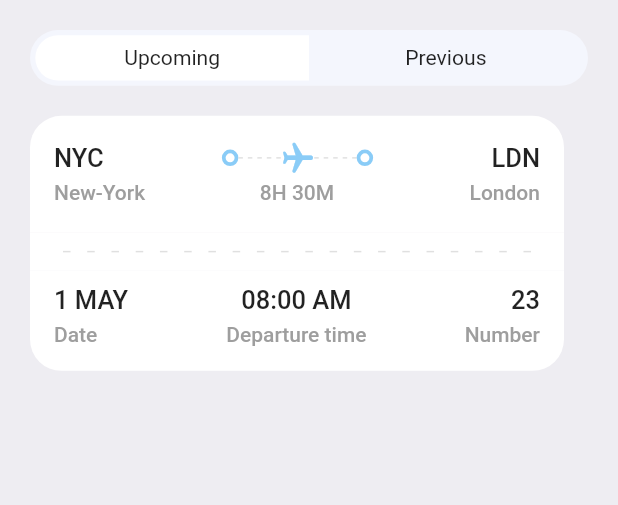
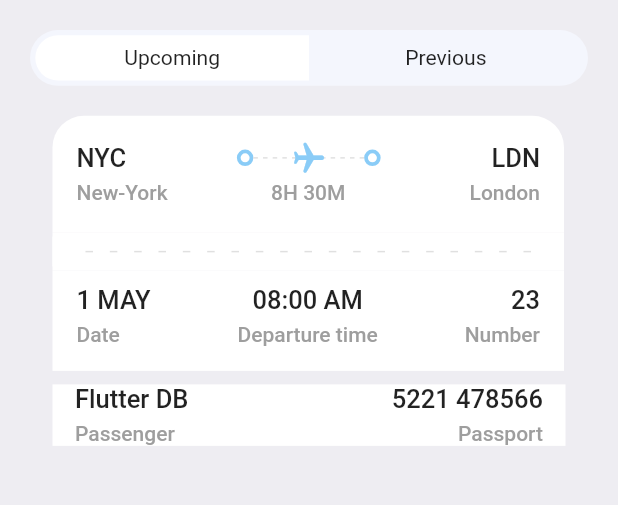
Before and after one commit to fhgaha/BookTicketsApp, a Flutter app: the TicketScreen screen opened directly, on a phone screen of 412 x 824 dp, the part 135-640 px from its top. Run offline on Flutter 3.47's test engine with Material 2 defaults, Android fonts, the phone set to English and light mode, and no system bars; our stand-ins replace fluentui_icons, gap, get.

Commit message:
ticket screen, part two

```diff
--- a/lib/screens/ticket_screen.dart
+++ b/lib/screens/ticket_screen.dart
@@ -5,6 +5,8 @@ import 'package:booktickets/utils/app_styles.dart';
 import 'package:booktickets/widgets/ticket_tabs.dart';
 import 'package:flutter/material.dart';
 import 'package:gap/gap.dart';
+
+import '../widgets/column_layout.dart';
 
 class TicketScreen extends StatelessWidget {
   const TicketScreen({super.key});
@@ -28,9 +30,36 @@ class TicketScreen extends StatelessWidget {
               const AppTicketTabs(firstTab: "Upcoming", secondTab: "Previous"),
               Gap(AppLayout.getHeight(20)),
               Container(
+                padding: EdgeInsets.only(left: AppLayout.getHeight(15)),
                 child: TicketView(
                   ticket: ticketList[0],
                   isColor: true,
+                ),
+              ),
+              Container(
+                padding: EdgeInsets.symmetric(horizontal: 15),
+                margin: EdgeInsets.symmetric(horizontal: 15),
+                color: Colors.white,
+                child: Column(
+                  children: [
+                    Row(
+                      mainAxisAlignment: MainAxisAlignment.spaceBetween,
+                      children: [
+                        const AppColumnLayout(
+                          firstText: "Flutter DB",
+                          secondText: "Passenger",
+                          alignment: CrossAxisAlignment.start,
+                          isColor: true,
+                        ),
+                        const AppColumnLayout(
+                          firstText: "5221 478566",
+                          secondText: "Passport",
+                          alignment: CrossAxisAlignment.end,
+                          isColor: true,
+                        ),
+                      ],
+                    ),
+                  ],
                 ),
               ),
             ],
--- a/lib/screens/ticket_view.dart
+++ b/lib/screens/ticket_view.dart
@@ -1,6 +1,7 @@
 import 'dart:math';
 import 'package:booktickets/utils/app_layout.dart';
 import 'package:booktickets/utils/app_styles.dart';
+import 'package:booktickets/widgets/column_layout.dart';
 import 'package:booktickets/widgets/thick_container.dart';
 import 'package:flutter/material.dart';
 import 'package:gap/gap.dart';
@@ -15,7 +16,7 @@ class TicketView extends StatelessWidget {
     final size = AppLayout.getSize(context);
     return SizedBox(
       width: size.width * 0.80,
-      height: AppLayout.getHeight(200),
+      height: AppLayout.getHeight(179),
       //ticket body
       child: Container(
         margin: EdgeInsets.only(right: AppLayout.getHeight(16)),
@@ -196,8 +197,10 @@ class TicketView extends StatelessWidget {
               decoration: BoxDecoration(
                 color: isColor == null ? Styles.orangeColor : Colors.white,
                 borderRadius: BorderRadius.only(
-                  bottomLeft: Radius.circular(AppLayout.getHeight(21)),
-                  bottomRight: Radius.circular(AppLayout.getHeight(21)),
+                  bottomLeft: Radius.circular(
+                      AppLayout.getHeight(isColor == null ? 21 : 0)),
+                  bottomRight: Radius.circular(
+                      AppLayout.getHeight(isColor == null ? 21 : 0)),
                 ),
               ),
               padding: const EdgeInsets.only(
@@ -208,67 +211,24 @@ class TicketView extends StatelessWidget {
                     mainAxisAlignment: MainAxisAlignment.spaceBetween,
                     children: [
                       //departure date
-                      Column(
-                        crossAxisAlignment: CrossAxisAlignment.start,
-                        children: [
-                          Text(
-                            ticket['date'],
-                            style: isColor == null
-                                ? Styles.headLineStyle3
-                                    .copyWith(color: Colors.white)
-                                : Styles.headLineStyle3,
-                          ),
-                          const Gap(5.0),
-                          Text(
-                            "Date",
-                            style: isColor == null
-                                ? Styles.headLineStyle4
-                                    .copyWith(color: Colors.white)
-                                : Styles.headLineStyle4,
-                          ),
-                        ],
+                      AppColumnLayout(
+                        firstText: ticket['date'],
+                        secondText: "Date",
+                        alignment: CrossAxisAlignment.start,
+                        isColor: isColor,
                       ),
-                      //depature time
-                      Column(
-                        crossAxisAlignment: CrossAxisAlignment.center,
-                        children: [
-                          Text(
-                            ticket['departure_time'],
-                            style: isColor == null
-                                ? Styles.headLineStyle3
-                                    .copyWith(color: Colors.white)
-                                : Styles.headLineStyle3,
-                          ),
-                          const Gap(5.0),
-                          Text(
-                            "Departure time",
-                            style: isColor == null
-                                ? Styles.headLineStyle4
-                                    .copyWith(color: Colors.white)
-                                : Styles.headLineStyle4,
-                          ),
-                        ],
+                      AppColumnLayout(
+                        firstText: ticket['departure_time'],
+                        secondText: "Departure time",
+                        alignment: CrossAxisAlignment.center,
+                        isColor: isColor,
                       ),
                       //seat number
-                      Column(
-                        crossAxisAlignment: CrossAxisAlignment.end,
-                        children: [
-                          Text(
-                            ticket['number'].toString(),
-                            style: isColor == null
-                                ? Styles.headLineStyle3
-                                    .copyWith(color: Colors.white)
-                                : Styles.headLineStyle3,
-                          ),
-                          const Gap(5.0),
-                          Text(
-                            "Number",
-                            style: isColor == null
-                                ? Styles.headLineStyle4
-                                    .copyWith(color: Colors.white)
-                                : Styles.headLineStyle4,
-                          ),
-                        ],
+                      AppColumnLayout(
+                        firstText: ticket['number'].toString(),
+                        secondText: "Number",
+                        alignment: CrossAxisAlignment.end,
+                        isColor: isColor,
                       ),
                     ],
                   ),
--- /dev/null
+++ b/lib/widgets/column_layout.dart
@@ -0,0 +1,36 @@
+import 'package:flutter/cupertino.dart';
+import 'package:flutter/material.dart';
+import 'package:gap/gap.dart';
+import '../utils/app_layout.dart';
+import '../utils/app_styles.dart';
+
+class AppColumnLayout extends StatelessWidget {
+  final String firstText;
+  final String secondText;
+  final bool? isColor;
+  final CrossAxisAlignment alignment;
+  const AppColumnLayout(
+      {super.key,
+      required this.firstText,
+      required this.secondText,
+      required this.alignment,
+      this.isColor});
+
+  @override
+  Widget build(BuildContext context) {
+    return Column(
+      crossAxisAlignment: alignment,
+      children: [
+        Text(firstText,
+            style: isColor == null
+                ? Styles.headLineStyle3.copyWith(color: Colors.white)
+                : Styles.headLineStyle3),
+        Gap(AppLayout.getHeight(5)),
+        Text(secondText,
+            style: isColor == null
+                ? Styles.headLineStyle4.copyWith(color: Colors.white)
+                : Styles.headLineStyle4)
+      ],
+    );
+  }
+}
```
